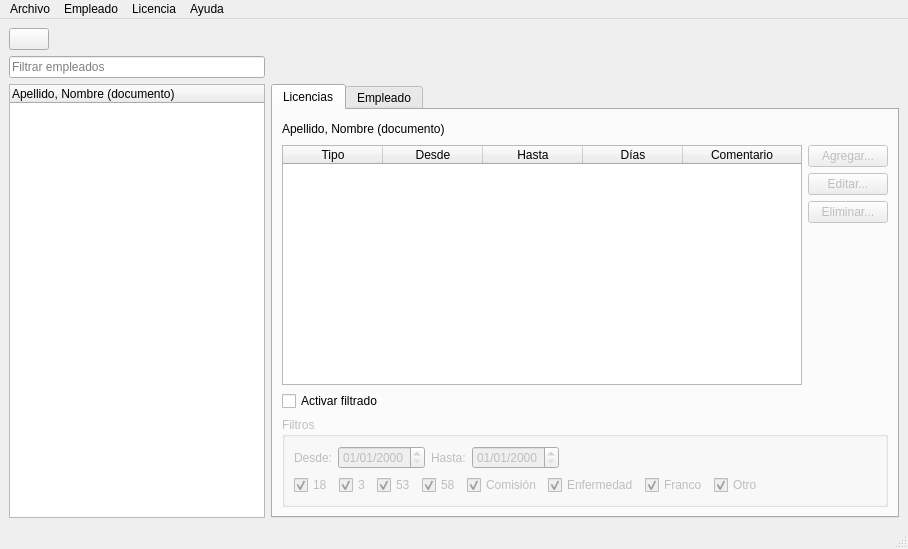
Before: the Qt Designer form v/ui_principal.ui in yo-alan/personal, drawn with Qt 5.
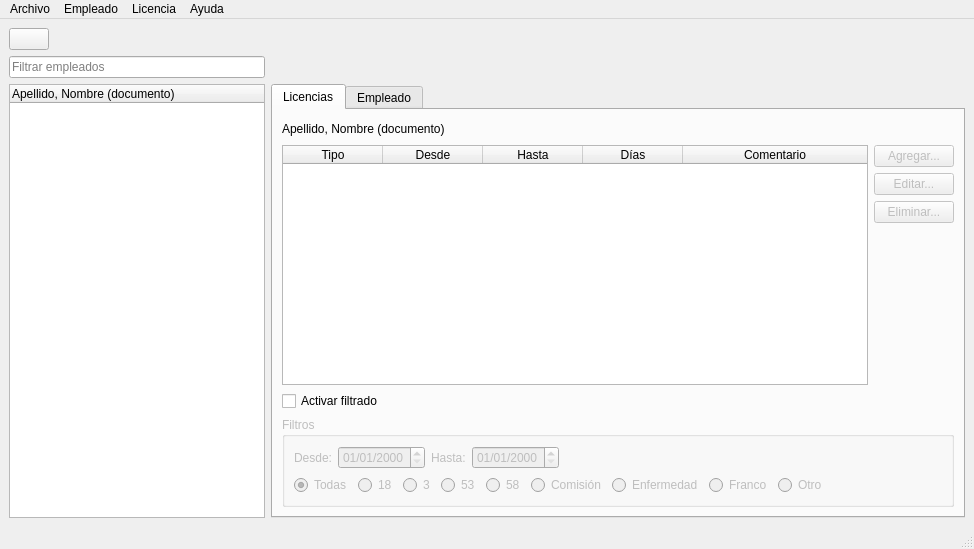
After: the same form once the commit is applied. Icons and pictures are not drawn.

Commit message: Ahora se utilizan radio buttons para los filtros de licencias en vez de check buttons.

```diff
--- a/v/ui_principal.ui
+++ b/v/ui_principal.ui
@@ -6,7 +6,7 @@
    <rect>
     <x>0</x>
     <y>0</y>
-    <width>908</width>
+    <width>974</width>
     <height>549</height>
    </rect>
   </property>
@@ -337,82 +337,92 @@
              <item>
               <layout class="QHBoxLayout" name="horizontalLayout_10">
                <item>
-                <widget class="QCheckBox" name="cb18">
+                <widget class="QRadioButton" name="rbTodas">
+                 <property name="text">
+                  <string>Todas</string>
+                 </property>
+                 <property name="checked">
+                  <bool>true</bool>
+                 </property>
+                </widget>
+               </item>
+               <item>
+                <widget class="QRadioButton" name="rb18">
                  <property name="text">
                   <string>18</string>
                  </property>
                  <property name="checked">
-                  <bool>true</bool>
+                  <bool>false</bool>
                  </property>
                 </widget>
                </item>
                <item>
-                <widget class="QCheckBox" name="cb3">
+                <widget class="QRadioButton" name="rb3">
                  <property name="text">
                   <string>3</string>
                  </property>
                  <property name="checked">
-                  <bool>true</bool>
+                  <bool>false</bool>
                  </property>
                 </widget>
                </item>
                <item>
-                <widget class="QCheckBox" name="cb53">
+                <widget class="QRadioButton" name="rb53">
                  <property name="text">
                   <string>53</string>
                  </property>
                  <property name="checked">
-                  <bool>true</bool>
+                  <bool>false</bool>
                  </property>
                 </widget>
                </item>
                <item>
-                <widget class="QCheckBox" name="cb58">
+                <widget class="QRadioButton" name="rb58">
                  <property name="text">
                   <string>58</string>
                  </property>
                  <property name="checked">
-                  <bool>true</bool>
+                  <bool>false</bool>
                  </property>
                 </widget>
                </item>
                <item>
-                <widget class="QCheckBox" name="cbComision">
+                <widget class="QRadioButton" name="rbComision">
                  <property name="text">
                   <string>Comisión</string>
                  </property>
                  <property name="checked">
-                  <bool>true</bool>
+                  <bool>false</bool>
                  </property>
                 </widget>
                </item>
                <item>
-                <widget class="QCheckBox" name="cbEnfermedad">
+                <widget class="QRadioButton" name="rbEnfermedad">
                  <property name="text">
                   <string>Enfermedad</string>
                  </property>
                  <property name="checked">
-                  <bool>true</bool>
+                  <bool>false</bool>
                  </property>
                 </widget>
                </item>
                <item>
-                <widget class="QCheckBox" name="cbFranco">
+                <widget class="QRadioButton" name="rbFranco">
                  <property name="text">
                   <string>Franco</string>
                  </property>
                  <property name="checked">
-                  <bool>true</bool>
+                  <bool>false</bool>
                  </property>
                 </widget>
                </item>
                <item>
-                <widget class="QCheckBox" name="cbOtro">
+                <widget class="QRadioButton" name="rbOtro">
                  <property name="text">
                   <string>Otro</string>
                  </property>
                  <property name="checked">
-                  <bool>true</bool>
+                  <bool>false</bool>
                  </property>
                 </widget>
                </item>
@@ -777,7 +787,7 @@
     <rect>
      <x>0</x>
      <y>0</y>
-     <width>908</width>
+     <width>974</width>
      <height>23</height>
     </rect>
    </property>
```
The commit also changes 10 other files.
